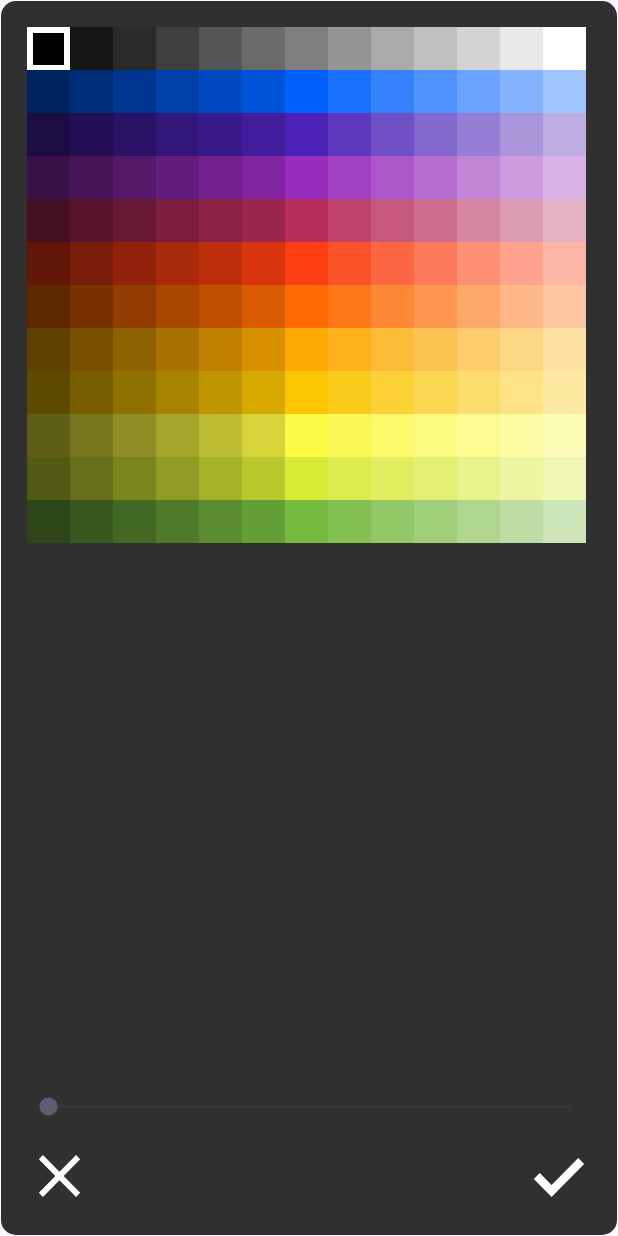
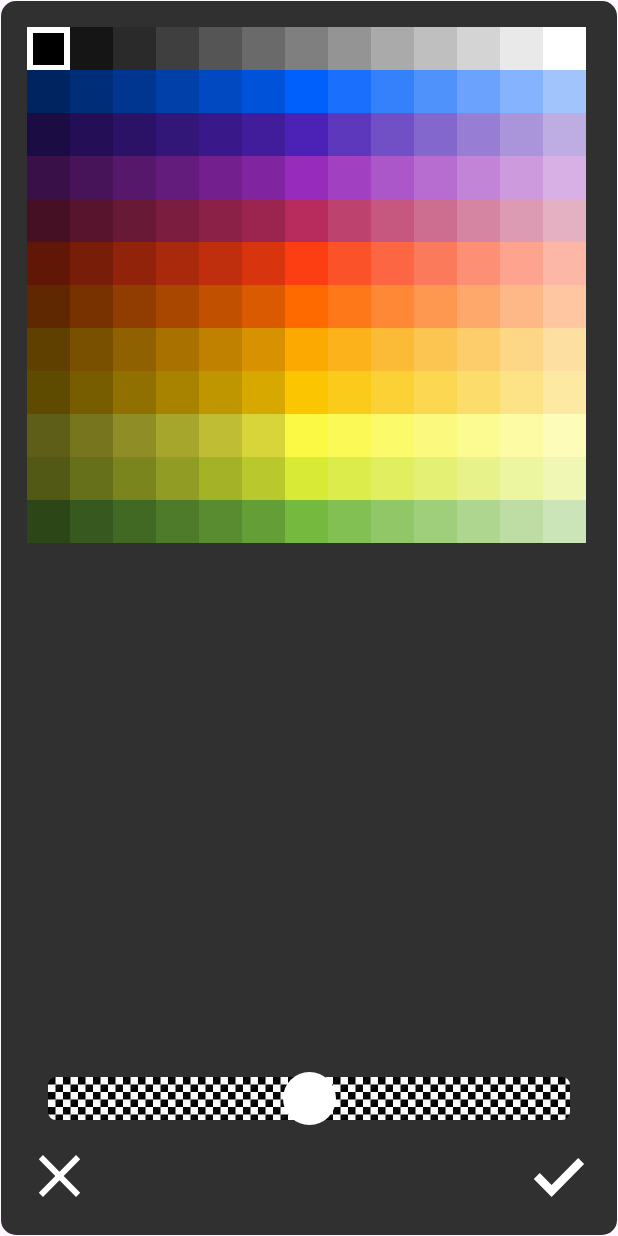
Before and after one commit to dfa-ra/PhotoRedacterNew, an Android app: the layout color_palette_view.xml on its own in the app's theme, with its tools: preview values and no code run, on a phone screen of 412 x 824 dp. Run offline under Robolectric (Android 15) with nearby library versions, the phone set to English and light mode, and no system bars.

Commit message:
много сломанного кода.... надо бы перепистаь архитектуру но займусь я этим в следующий раз

```diff
--- /dev/null
+++ b/app/src/main/java/com/example/photoredacternew/CustomSamples/customView/CustomSeekBarView.java
@@ -0,0 +1,58 @@
+package com.example.photoredacternew.CustomSamples.customView;
+
+import android.annotation.SuppressLint;
+import android.content.Context;
+import android.graphics.Color;
+import android.graphics.PorterDuff;
+import android.graphics.drawable.Drawable;
+import android.graphics.drawable.GradientDrawable;
+import android.graphics.drawable.LayerDrawable;
+import android.graphics.drawable.ShapeDrawable;
+import android.util.AttributeSet;
+import android.view.LayoutInflater;
+import android.widget.FrameLayout;
+
+import androidx.annotation.NonNull;
+import androidx.annotation.Nullable;
+
+import com.example.photoredacternew.R;
+import com.example.photoredacternew.databinding.TransparencySeekBarViewBinding;
+
+
+public class CustomSeekBarView extends FrameLayout {
+    TransparencySeekBarViewBinding binding;
+    private Drawable fill;
+    private Drawable border;
+    LayerDrawable layerDrawable;
+
+    public CustomSeekBarView(@NonNull Context context) {
+        super(context);
+        init(context);
+    }
+
+    public CustomSeekBarView(@NonNull Context context, @Nullable AttributeSet attrs) {
+        super(context, attrs);
+        init(context);
+    }
+
+    @SuppressLint("UseCompatLoadingForDrawables")
+    private void init(Context context){
+        binding = TransparencySeekBarViewBinding.inflate(LayoutInflater.from(context), this, true);
+        fill = context.getResources().getDrawable(R.drawable.custom_fill_thumb);
+        border = context.getResources().getDrawable(R.drawable.custom_border_thumb);
+        Drawable[] layers = { fill, border };
+        layerDrawable = new LayerDrawable(layers);
+    }
+
+    public void setThumbColor(int color){
+        fill.setColorFilter(color, PorterDuff.Mode.SRC); // Замените RED на нужный цвет
+        binding.transparencySeekBar.setThumb(layerDrawable);
+    }
+
+    public void setSeekBarTrackColor(int color){
+        GradientDrawable gradientDrawable = new GradientDrawable(
+                GradientDrawable.Orientation.BL_TR, new int[]{Color.parseColor("#00000000"), color}
+        );
+        binding.gradientView.setBackground(gradientDrawable);
+    }
+}
--- /dev/null
+++ b/app/src/main/res/drawable/chess_title.xml
@@ -0,0 +1,5 @@
+<bitmap android:src="@drawable/checker_title"
+    android:tileMode="repeat"
+    android:antialias="true"
+    android:gravity="fill"
+    xmlns:android="http://schemas.android.com/apk/res/android" />
--- /dev/null
+++ b/app/src/main/res/drawable/custom_border_thumb.xml
@@ -0,0 +1,5 @@
+    <!-- custom_thumb.xml -->
+    <shape xmlns:android="http://schemas.android.com/apk/res/android" android:shape="oval">
+        <size android:width="35dp" android:height="35dp"/>
+        <stroke android:width="2dp" android:color="#CCCCCC"/> <!-- Цвет обводки -->
+    </shape>
--- /dev/null
+++ b/app/src/main/res/drawable/custom_fill_thumb.xml
@@ -0,0 +1,4 @@
+<shape xmlns:android="http://schemas.android.com/apk/res/android" android:shape="oval">
+    <solid android:color="#FFFFFF"/> <!-- Цвет центра -->
+    <size android:width="35dp" android:height="35dp"/>
+</shape>
--- /dev/null
+++ b/app/src/main/res/drawable/custom_seekbar_track.xml
@@ -0,0 +1,10 @@
+<!-- custom_seekbar_track.xml -->
+<layer-list xmlns:android="http://schemas.android.com/apk/res/android">
+<item android:id="@android:id/background">
+    <bitmap
+        android:src="@drawable/checker_title"
+        android:tileMode="repeat"
+        android:antialias="true"
+        />
+</item>
+</layer-list>
--- /dev/null
+++ b/app/src/main/res/drawable/empty_progress.xml
@@ -0,0 +1,3 @@
+<layer-list xmlns:android="http://schemas.android.com/apk/res/android">
+    <item android:drawable="@android:color/transparent" /> <!-- Прозрачный слой -->
+</layer-list>
--- a/app/src/main/res/layout/color_palette_view.xml
+++ b/app/src/main/res/layout/color_palette_view.xml
@@ -14,12 +14,10 @@
         android:layout_weight="0.8"
         android:padding="2dp"/>
 
-    <SeekBar
-        android:id="@+id/brightness_seek_bar"
+    <com.example.photoredacternew.CustomSamples.customView.CustomSeekBarView
+        android:id="@+id/layout_seek_bar"
         android:layout_width="match_parent"
-        android:layout_height="wrap_content"
-        android:padding="13dp"/>
-
+        android:layout_height="wrap_content"/>
 
     <LinearLayout
         android:layout_width="match_parent"
--- /dev/null
+++ b/app/src/main/res/layout/transparency_seek_bar_view.xml
@@ -0,0 +1,42 @@
+<?xml version="1.0" encoding="utf-8"?>
+
+<FrameLayout xmlns:android="http://schemas.android.com/apk/res/android"
+    android:layout_width="match_parent"
+    android:layout_height="wrap_content"
+    xmlns:app="http://schemas.android.com/apk/res-auto"
+    android:paddingTop="10dp"
+    android:paddingBottom="10dp"
+    android:background="@drawable/map_fragment_buttons_background">
+
+    <com.google.android.material.imageview.ShapeableImageView
+        android:id="@+id/seekbarBackground"
+        android:layout_width="match_parent"
+        android:layout_height="match_parent"
+        android:background="@drawable/custom_seekbar_track"
+        android:layout_marginTop="3dp"
+        android:layout_marginStart="16dp"
+        android:layout_marginBottom="3dp"
+        android:layout_marginEnd="16dp"
+        app:shapeAppearanceOverlay="@style/RoundedCorners"/>
+
+    <com.google.android.material.imageview.ShapeableImageView
+        android:id="@+id/gradient_view"
+        android:layout_width="match_parent"
+        android:layout_height="match_parent"
+        android:layout_marginTop="3dp"
+        android:layout_marginStart="16dp"
+        android:layout_marginBottom="3dp"
+        android:layout_marginEnd="16dp"
+        app:shapeAppearanceOverlay="@style/RoundedCorners"
+        />
+
+    <SeekBar
+        android:id="@+id/transparency_seek_bar"
+        android:layout_width="match_parent"
+        android:layout_height="match_parent"
+        android:padding="0dp"
+        android:progressDrawable="@drawable/empty_progress"
+        android:thumb="@drawable/custom_fill_thumb"
+        android:progress="50"/>
+
+</FrameLayout>
--- a/app/src/main/res/values/themes.xml
+++ b/app/src/main/res/values/themes.xml
@@ -4,6 +4,9 @@
         <!-- Customize your light theme here. -->
         <!-- <item name="colorPrimary">@color/my_light_primary</item> -->
     </style>
-
+    <style name="RoundedCorners">
+        <item name="cornerFamily">rounded</item>
+        <item name="cornerSize">5dp</item>
+    </style>
     <style name="Theme.PhotoRedacterNew" parent="Base.Theme.PhotoRedacterNew" />
 </resources>
```
Also changed, not shown: app/src/main/java/com/example/photoredacternew/CustomSamples/CustomLayout/EditPanel.java (added, +52 -0 lines), app/src/main/java/com/example/photoredacternew/CustomSamples/customView/CustomPaletteSheet.java (renamed from app/src/main/java/com/example/photoredacternew/CustomSamples/customView/CustomPaletteView.java, +62 -38 lines), app/src/main/java/com/example/photoredacternew/dialogs/PhotoDialog.java (+7 -23 lines), app/src/main/res/drawable/default_thumb.xml (added, +9 -0 lines), app/src/main/res/layout/dialog_photo_view.xml (+8 -20 lines), app/src/main/res/layout/edit_panel_layout.xml (added, +53 -0 lines), app/src/main/res/drawable/checker_title.png (added), app/src/main/res/drawable/eraser.png (added), app/src/main/res/drawable/pencil.png (added).
